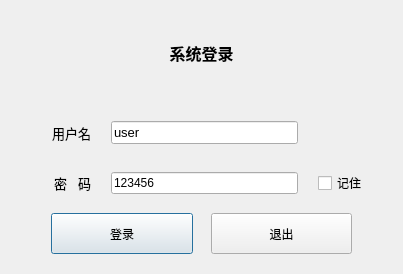
Above: models/logindialog/logindialog.ui from Shogpe/bmsTool before the change. Below: the same form after it.
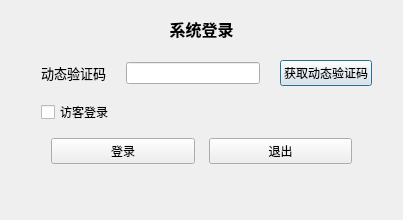
That is the form after the change.

Commit message: 修改版本 1.0.6.41 新增用户等级区分ui显示 新增登陆界面的动态验证码校验

What changed in the file:
```diff
--- a/models/logindialog/logindialog.ui
+++ b/models/logindialog/logindialog.ui
@@ -6,12 +6,12 @@
    <rect>
     <x>0</x>
     <y>0</y>
-    <width>403</width>
-    <height>274</height>
+    <width>399</width>
+    <height>220</height>
    </rect>
   </property>
   <property name="sizePolicy">
-   <sizepolicy hsizetype="Fixed" vsizetype="Fixed">
+   <sizepolicy hsizetype="Minimum" vsizetype="Minimum">
     <horstretch>0</horstretch>
     <verstretch>0</verstretch>
    </sizepolicy>
@@ -28,12 +28,12 @@
   <property name="sizeGripEnabled">
    <bool>false</bool>
   </property>
-  <layout class="QVBoxLayout" name="verticalLayout" stretch="4,2,2,2">
+  <layout class="QVBoxLayout" name="verticalLayout" stretch="4,2,0,2,0">
    <property name="spacing">
-    <number>18</number>
+    <number>14</number>
    </property>
    <property name="bottomMargin">
-    <number>20</number>
+    <number>2</number>
    </property>
    <item>
     <widget class="QLabel" name="label">
@@ -64,71 +64,7 @@
     </widget>
    </item>
    <item>
-    <layout class="QHBoxLayout" name="horizontalLayout" stretch="1,7,2">
-     <property name="spacing">
-      <number>20</number>
-     </property>
-     <property name="leftMargin">
-      <number>20</number>
-     </property>
-     <property name="rightMargin">
-      <number>20</number>
-     </property>
-     <item>
-      <widget class="QLabel" name="label_2">
-       <property name="sizePolicy">
-        <sizepolicy hsizetype="Fixed" vsizetype="Preferred">
-         <horstretch>0</horstretch>
-         <verstretch>0</verstretch>
-        </sizepolicy>
-       </property>
-       <property name="minimumSize">
-        <size>
-         <width>60</width>
-         <height>0</height>
-        </size>
-       </property>
-       <property name="font">
-        <font>
-         <pointsize>10</pointsize>
-        </font>
-       </property>
-       <property name="text">
-        <string>用户名</string>
-       </property>
-       <property name="alignment">
-        <set>Qt::AlignRight|Qt::AlignTrailing|Qt::AlignVCenter</set>
-       </property>
-      </widget>
-     </item>
-     <item>
-      <widget class="QLineEdit" name="lineEdit_uname">
-       <property name="font">
-        <font>
-         <pointsize>10</pointsize>
-        </font>
-       </property>
-       <property name="text">
-        <string>user</string>
-       </property>
-      </widget>
-     </item>
-     <item>
-      <widget class="QLabel" name="label_4">
-       <property name="font">
-        <font>
-         <pointsize>10</pointsize>
-        </font>
-       </property>
-       <property name="text">
-        <string/>
-       </property>
-      </widget>
-     </item>
-    </layout>
-   </item>
-   <item>
-    <layout class="QHBoxLayout" name="horizontalLayout_2" stretch="1,7,2">
+    <layout class="QHBoxLayout" name="horizontalLayout_2" stretch="1,7,0">
      <property name="spacing">
       <number>20</number>
      </property>
@@ -148,7 +84,7 @@
        </property>
        <property name="minimumSize">
         <size>
-         <width>60</width>
+         <width>75</width>
          <height>0</height>
         </size>
        </property>
@@ -164,7 +100,7 @@
         </font>
        </property>
        <property name="text">
-        <string>密   码</string>
+        <string>动态验证码</string>
        </property>
        <property name="alignment">
         <set>Qt::AlignRight|Qt::AlignTrailing|Qt::AlignVCenter</set>
@@ -174,19 +110,94 @@
      <item>
       <widget class="QLineEdit" name="lineEdit_pwd">
        <property name="text">
-        <string>123456</string>
+        <string/>
        </property>
       </widget>
      </item>
      <item>
-      <widget class="QCheckBox" name="isRemember">
+      <widget class="QPushButton" name="pushButton">
        <property name="text">
-        <string>记住</string>
+        <string>获取动态验证码</string>
        </property>
       </widget>
      </item>
     </layout>
    </item>
+   <item>
+    <layout class="QHBoxLayout" name="horizontalLayout" stretch="0,0,0,0">
+     <property name="spacing">
+      <number>1</number>
+     </property>
+     <property name="leftMargin">
+      <number>20</number>
+     </property>
+     <property name="rightMargin">
+      <number>20</number>
+     </property>
+     <item>
+      <spacer name="horizontalSpacer_4">
+       <property name="orientation">
+        <enum>Qt::Horizontal</enum>
+       </property>
+       <property name="sizeType">
+        <enum>QSizePolicy::Minimum</enum>
+       </property>
+       <property name="sizeHint" stdset="0">
+        <size>
+         <width>10</width>
+         <height>20</height>
+        </size>
+       </property>
+      </spacer>
+     </item>
+     <item>
+      <widget class="QCheckBox" name="chk_guest">
+       <property name="text">
+        <string>访客登录</string>
+       </property>
+       <property name="checked">
+        <bool>false</bool>
+       </property>
+      </widget>
+     </item>
+     <item>
+      <widget class="QLabel" name="link">
+       <property name="font">
+        <font>
+         <italic>true</italic>
+         <underline>true</underline>
+        </font>
+       </property>
+       <property name="text">
+        <string>&lt;!DOCTYPE HTML PUBLIC &quot;-//W3C//DTD HTML 4.0//EN&quot; &quot;http://www.w3.org/TR/REC-html40/strict.dtd&quot;&gt;
+&lt;html&gt;&lt;head&gt;&lt;meta name=&quot;qrichtext&quot; content=&quot;1&quot; /&gt;&lt;meta charset=&quot;utf-8&quot; /&gt;&lt;style type=&quot;text/css&quot;&gt;
+p, li { white-space: pre-wrap; }
+hr { height: 1px; border-width: 0; }
+li.unchecked::marker { content: &quot;\2610&quot;; }
+li.checked::marker { content: &quot;\2612&quot;; }
+&lt;/style&gt;&lt;/head&gt;&lt;body style=&quot; font-family:'Microsoft YaHei UI'; font-size:9pt; font-weight:400; font-style:italic; text-decoration: underline;&quot;&gt;
+&lt;p style=&quot;-qt-paragraph-type:empty; margin-top:0px; margin-bottom:0px; margin-left:0px; margin-right:0px; -qt-block-indent:0; text-indent:0px;&quot;&gt;&lt;br /&gt;&lt;/p&gt;&lt;/body&gt;&lt;/html&gt;</string>
+       </property>
+       <property name="openExternalLinks">
+        <bool>true</bool>
+       </property>
+      </widget>
+     </item>
+     <item>
+      <spacer name="horizontalSpacer_7">
+       <property name="orientation">
+        <enum>Qt::Horizontal</enum>
+       </property>
+       <property name="sizeHint" stdset="0">
+        <size>
+         <width>40</width>
+         <height>20</height>
+        </size>
+       </property>
+      </spacer>
+     </item>
+    </layout>
+   </item>
    <item>
     <layout class="QHBoxLayout" name="horizontalLayout_3">
      <item>
@@ -249,6 +260,27 @@
      </item>
     </layout>
    </item>
+   <item>
+    <widget class="QLabel" name="lb_Tips">
+     <property name="minimumSize">
+      <size>
+       <width>0</width>
+       <height>40</height>
+      </size>
+     </property>
+     <property name="font">
+      <font>
+       <pointsize>8</pointsize>
+      </font>
+     </property>
+     <property name="text">
+      <string/>
+     </property>
+     <property name="textInteractionFlags">
+      <set>Qt::LinksAccessibleByMouse|Qt::TextSelectableByMouse</set>
+     </property>
+    </widget>
+   </item>
   </layout>
  </widget>
  <resources/>
```
The commit also changes 13 other files.
